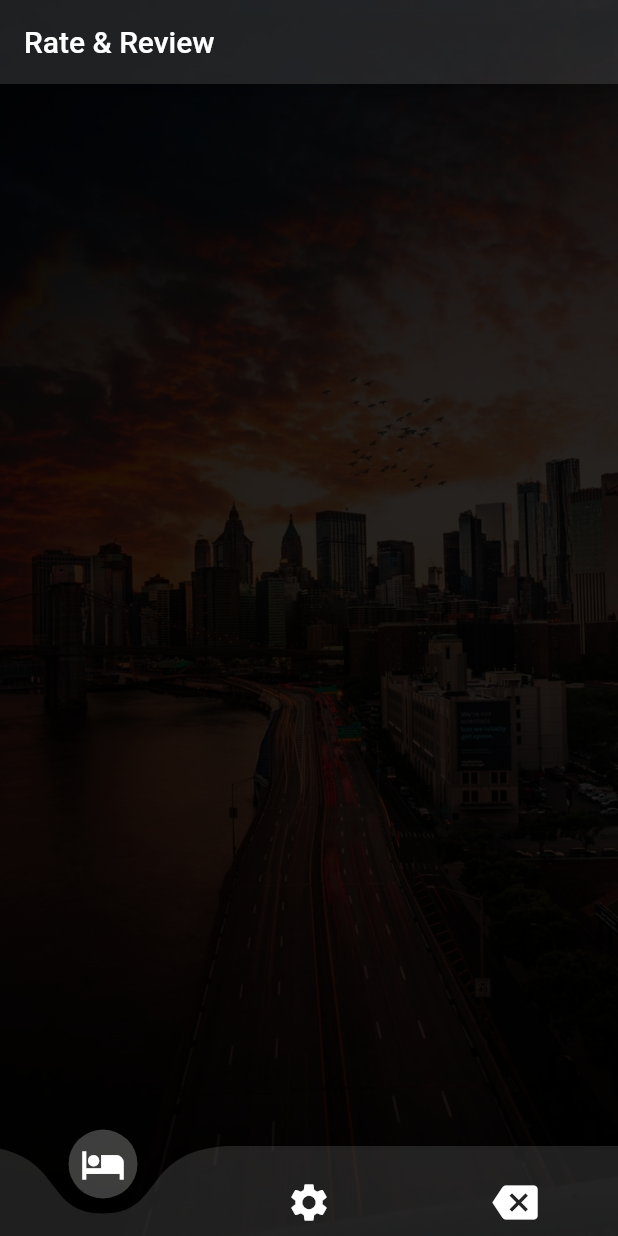
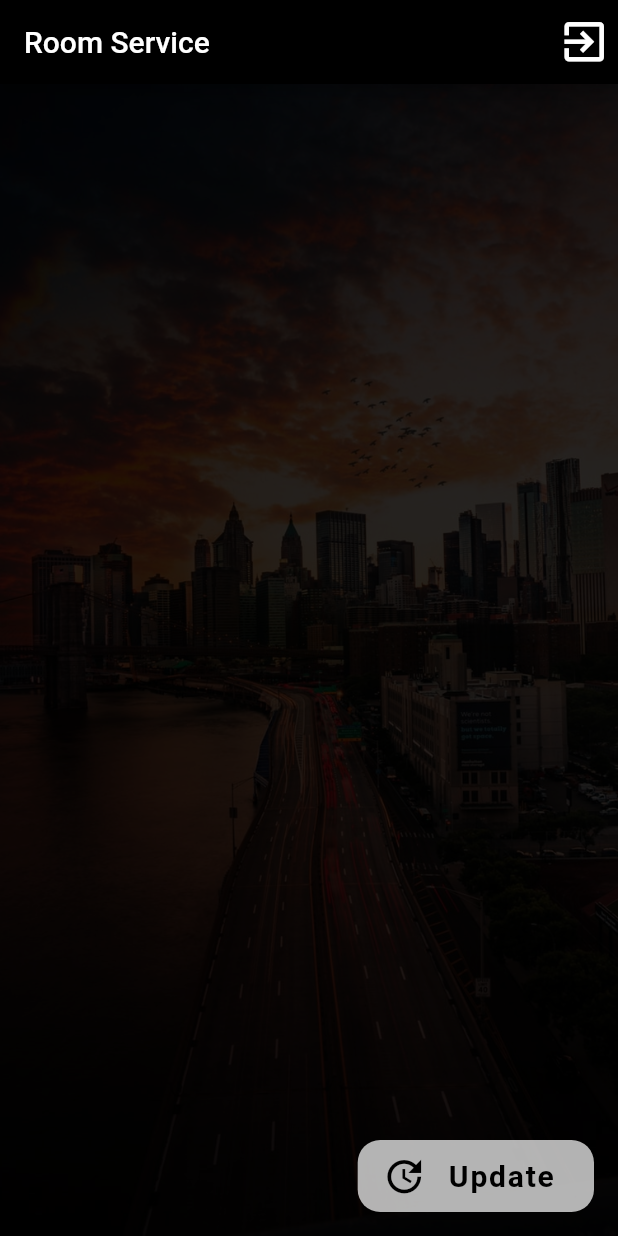
Before and after one commit to Shakthi-Dhar/Flutter-RoomService-App, a Flutter app: the screen it shows once a user with an empty profile is signed in, on a phone screen of 412 x 824 dp. Run offline on Flutter 3.47's test engine with Material 2 defaults, Android fonts, the phone set to English and light mode, and no system bars; drawn by our look-alikes of curved_navigation_bar; our stand-ins replace cloud_firestore, firebase_auth, flutter_spinkit; accounts and stored records are empty.

Commit message:
commit, 22nd july [13:46]

```diff
--- a/lib/models/rate.dart
+++ b/lib/models/rate.dart
@@ -1,8 +1,8 @@
 class Rate{
   final String name;
-  final int num_rooms;
-  final int sqfeet;
+  final String time;
+  final int room;
 
-  Rate({this.name, this.num_rooms, this.sqfeet});
+  Rate({this.name, this.time, this.room});
 
 }
--- a/lib/models/user.dart
+++ b/lib/models/user.dart
@@ -3,3 +3,12 @@ class User{
 
   User({this.uid});
 }
+
+class UserData{
+  final String uid;
+  final String name;
+  final String time;
+  final String room;
+
+  UserData({this.uid, this.name, this.time, this.room});
+}
--- a/lib/screens/authenticate/authenticate.dart
+++ b/lib/screens/authenticate/authenticate.dart
@@ -1,4 +1,3 @@
-//import 'dart:html';
 
 import 'package:flutter/material.dart';
 import 'package:rateandreview/screens/authenticate/register.dart';
--- a/lib/screens/authenticate/register.dart
+++ b/lib/screens/authenticate/register.dart
@@ -38,7 +38,7 @@ class _RegisterState extends State<Register> {
         appBar: AppBar(
           centerTitle: true,
           title:
-          Text("Rate & Review", style: TextStyle(color: Colors.white, fontSize: 25,),),
+          Text("Room Service", style: TextStyle(color: Colors.white, fontSize: 25,),),
 
           backgroundColor: Colors.white12,
         ),
--- a/lib/screens/authenticate/sign_in.dart
+++ b/lib/screens/authenticate/sign_in.dart
@@ -47,13 +47,7 @@ class _SignInState extends State<SignIn> {
         appBar: AppBar(
           centerTitle: true,
           title:
-          Text("Rate & Review", style: TextStyle(color: Colors.white, fontSize: 25,),),
-//          shape: RoundedRectangleBorder(
-//            borderRadius: BorderRadius.vertical(
-//              bottom: Radius.circular(100),
-//              top:  Radius.circular(100),
-//            ),
-//          ),
+          Text("Room Service", style: TextStyle(color: Colors.white, fontSize: 25,),),
           backgroundColor: Colors.white12,
         ),
 
--- a/lib/screens/home/home.dart
+++ b/lib/screens/home/home.dart
@@ -1,11 +1,11 @@
 import 'package:flutter/material.dart';
 import 'package:flutter/rendering.dart';
+import 'package:rateandreview/screens/home/settings_form.dart';
 import 'package:rateandreview/services/auth.dart';
 import 'package:rateandreview/services/database.dart';
 import 'package:provider/provider.dart';
 import 'package:rateandreview/screens/home/rate_list.dart';
 import 'package:rateandreview/models/rate.dart';
-import 'package:curved_navigation_bar/curved_navigation_bar.dart';
 
 class Home extends StatelessWidget {
 
@@ -17,11 +17,15 @@ class Home extends StatelessWidget {
     void _showSettingsPanel(){
 
       showModalBottomSheet(context: context, builder: (context){
-        return Container(
-          padding: EdgeInsets.symmetric(vertical: 20, horizontal: 30),
-          child: Text('Bottom sheet'),
+        return GestureDetector(
+//          onTap: () => Navigator.pop(context),
+          child: Container(
+            padding: EdgeInsets.symmetric(vertical: 30,horizontal: 20),
+            child: SettingsForm(),
+          ),
         );
-      });
+      }
+      );
     }
 
     return StreamProvider<List<Rate>>.value(
@@ -39,37 +43,33 @@ class Home extends StatelessWidget {
         AppBar(
           centerTitle: true,
           title:
-          Align(alignment:Alignment.topLeft, child: Text("Rate & Review")),
+          Align(alignment:Alignment.topLeft, child: Text("Room Service")),
 
-          backgroundColor: Colors.white12,
+          backgroundColor: Colors.black,
+          actions: <Widget>[
+            IconButton(
+            icon: Icon(
+              Icons.exit_to_app,
+              size: 35,
+              color: Colors.white,
+            ),
+              onPressed: ()async{
+                await _auth.signOut();
+              },
+            ),
+          ],
 
         ),
+        floatingActionButton: FloatingActionButton.extended(
+          highlightElevation: 100 ,
+          backgroundColor: Colors.white70,
+          onPressed: () => _showSettingsPanel(),
+          icon: Icon(Icons.update,size: 30,color: Colors.black,),
+          label: Text(" Update ", style: TextStyle(fontSize: 20,color: Colors.black, fontWeight: FontWeight.bold),),
+          shape: RoundedRectangleBorder(borderRadius: BorderRadius.all(Radius.circular(15.0))),
+        ),
+        floatingActionButtonLocation: FloatingActionButtonLocation.endFloat,
 
-        bottomNavigationBar: CurvedNavigationBar(
-          backgroundColor: Colors.transparent,
-          buttonBackgroundColor: Colors.white24,
-          color: Colors.white12,
-          height: 60,
-          index: 0,
-          animationDuration: Duration(seconds: 1),
-          items: <Widget>[
-            Icon(Icons.hotel, color:Colors.white,size: 30, ),
-            Icon(Icons.settings, color:Colors.white,size: 30, ),
-            Icon(Icons.backspace,color: Colors.white, size: 30),
-          ],
-
-          onTap: (index) {
-            //Handle button tap
-            if(index==2){
-              Future.delayed(Duration(milliseconds: 980), ()async{
-                await _auth.signOut();
-              },);
-            };
-            if(index==1){
-              Future.delayed(Duration(milliseconds: 980), ()=>_showSettingsPanel(),);
-            };
-          },
-        ),
 
         body:
         rateList(),
--- a/lib/screens/home/rate_list.dart
+++ b/lib/screens/home/rate_list.dart
@@ -11,12 +11,12 @@ class rateList extends StatefulWidget {
 class _rateListState extends State<rateList> {
   @override
   Widget build(BuildContext context) {
-    final rate = Provider.of<List<Rate>>(context);
+    final rate = Provider.of<List<Rate>>(context) ?? [];
 //    print(rate.documents);
     rate.forEach((rate) {
       print(rate.name);
-      print(rate.num_rooms);
-      print(rate.sqfeet);
+      print(rate.time);
+      print(rate.room);
     });
     return ListView.builder(
       itemCount: rate.length,
--- a/lib/screens/home/rate_tile.dart
+++ b/lib/screens/home/rate_tile.dart
@@ -9,14 +9,14 @@ class rateTile extends StatelessWidget {
   @override
   Widget build(BuildContext context) {
     return Padding(
-      padding: EdgeInsets.all(1),
+      padding: EdgeInsets.symmetric(horizontal: 3,vertical: 5),
       child: Card(
         margin: EdgeInsets.fromLTRB(15, 5, 15, 5),
         color: Colors.white.withOpacity(0.7),
         child: ListTile(
-          leading: Icon(Icons.subdirectory_arrow_right, color: Colors.black,size: 35,),
+          leading: Icon(Icons.local_hotel, color: Colors.black,size: 35,),
           title: Text(rate.name),
-          subtitle: Text('${rate.num_rooms} Bhk, ${rate.sqfeet} Sqfeet'),
+          subtitle: Text('Room no: ${rate.room} | Time: ${rate.time}  '),
 
         ),
       ),
--- a/lib/services/auth.dart
+++ b/lib/services/auth.dart
@@ -51,7 +51,7 @@ class AuthService {
       AuthResult result = await _auth.createUserWithEmailAndPassword(email: email, password: password);
       FirebaseUser user = result.user;
       //create new doc for the user with uid
-      await DatabaseService(uid: user.uid).updateUserData(0, 'new member', 0);
+      await DatabaseService(uid: user.uid).updateUserData(0, 'new member', 'Morning [9am to 12pm]');
       return _userFromFirebaseUser(user);
     }
     catch(e){
```
Also changed, not shown: lib/screens/home/settings_form.dart (added, +173 -0 lines), lib/services/database.dart (+25 -8 lines), 26 other files.
